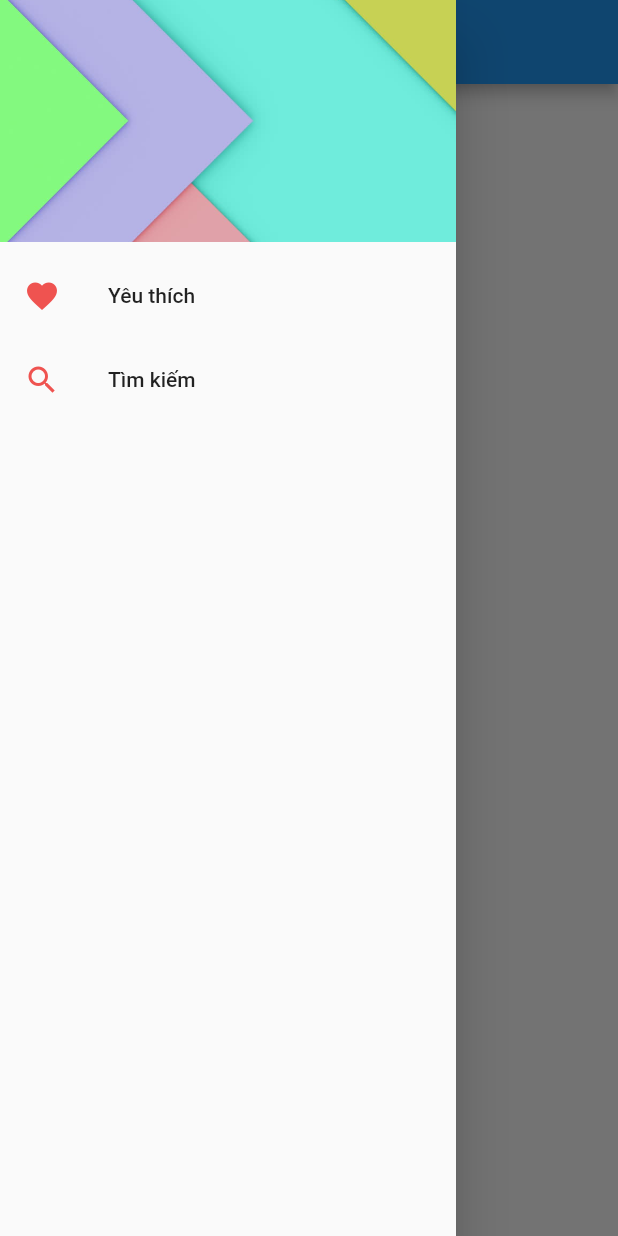
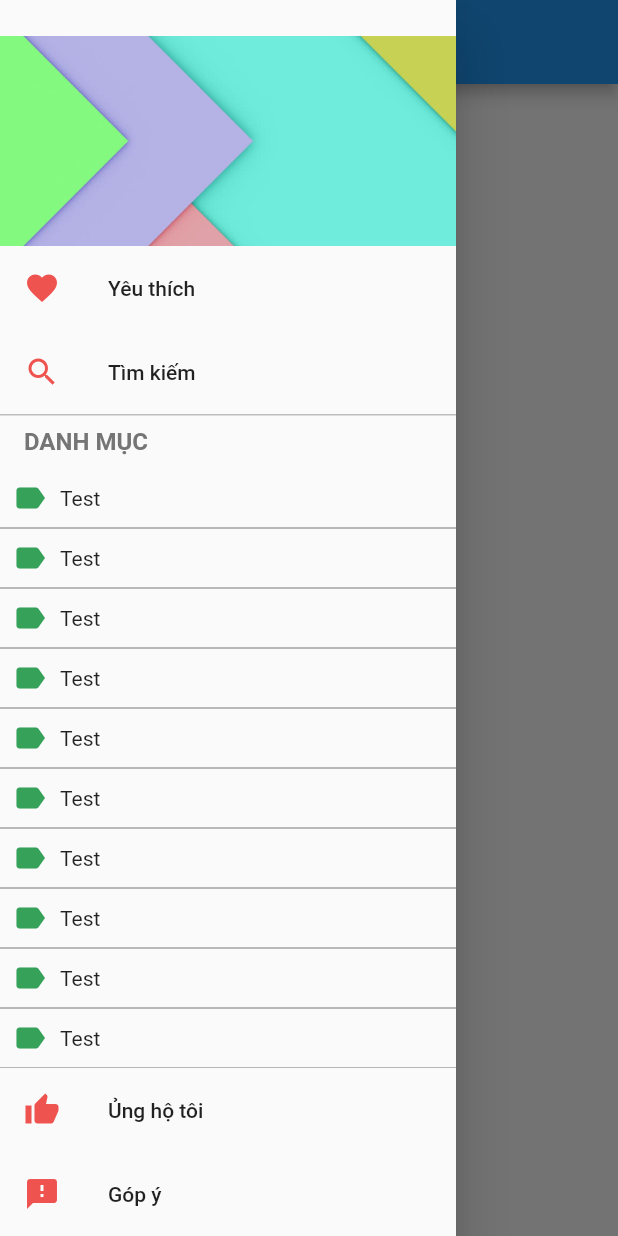
Before and after one commit to nvquangth/cooking-flutter, a Flutter app: the screen it shows after launch, with the side drawer open, on a phone screen of 412 x 824 dp. Run offline on Flutter 3.47's test engine with Material 2 defaults, Android fonts, the light colour scheme and no system bars.

Commit message:
Add drawer p2

```diff
--- a/lib/ui/app.dart
+++ b/lib/ui/app.dart
@@ -30,15 +30,15 @@ class _Home extends StatelessWidget {
   Widget _buildDrawer() {
     return Drawer(
       child: Column(
+        crossAxisAlignment: CrossAxisAlignment.start,
         children: <Widget>[
-        DrawerHeader(
-          padding: EdgeInsets.zero,
+          Padding(
+            padding: const EdgeInsets.only(top: 24.0),
             child: Image.asset(
               AppImages.drawer,
-            height: 100.0,
+              height: 140.0,
               width: double.infinity,
               fit: BoxFit.cover,
-            alignment: Alignment.center,
             ),
           ),
           ListTile(
@@ -56,12 +56,73 @@ class _Home extends StatelessWidget {
               color: AppColors.colorPrimary,
             ),
             onTap: _onSearchClick,
+          ),
+          Container(
+            height: 1.0,
+            color: AppColors.color_gray_400,
+          ),
+          Padding(
+            padding: const EdgeInsets.only(top: 8.0, bottom: 8.0, left: 16.0),
+            child: Text(
+              AppStrings.title_categories.toUpperCase(),
+              style: TextStyle(
+                  fontWeight: FontWeight.bold,
+                  fontSize: 16.0,
+                  color: AppColors.color_gray_600),
+            ),
+          ),
+          Expanded(
+              child: ListView.separated(
+                  padding: EdgeInsets.only(top: 8.0),
+                  itemBuilder: (context, index) {
+                    return GestureDetector(
+                      child: Row(
+                        children: <Widget>[
+                          Padding(
+                            padding:
+                                const EdgeInsets.only(left: 8.0, right: 8.0),
+                            child: Icon(
+                              Icons.label,
+                              color: AppColors.colorAccent,
+                            ),
+                          ),
+                          Expanded(
+                            child: Text("Test"),
                           )
                         ],
-    ));
+                      ),
+                    );
+                  },
+                  separatorBuilder: (context, index) => Divider(
+                        color: AppColors.color_gray_600,
+                      ),
+                  itemCount: 20)),
+          ListTile(
+            title: Text(AppStrings.title_rate_me),
+            leading: Icon(
+              Icons.thumb_up,
+              color: AppColors.colorPrimary,
+            ),
+            onTap: _onRateMeClick,
+          ),
+          ListTile(
+            title: Text(AppStrings.title_feedback),
+            leading: Icon(
+              Icons.feedback,
+              color: AppColors.colorPrimary,
+            ),
+            onTap: _onFeedbackClick,
+          ),
+        ],
+      ),
+    );
   }
 
   void _onFavoriteClick() {}
 
   void _onSearchClick() {}
+
+  void _onRateMeClick() {}
+
+  void _onFeedbackClick() {}
 }
```
Lines whose indentation alone changed are shown as unchanged.
